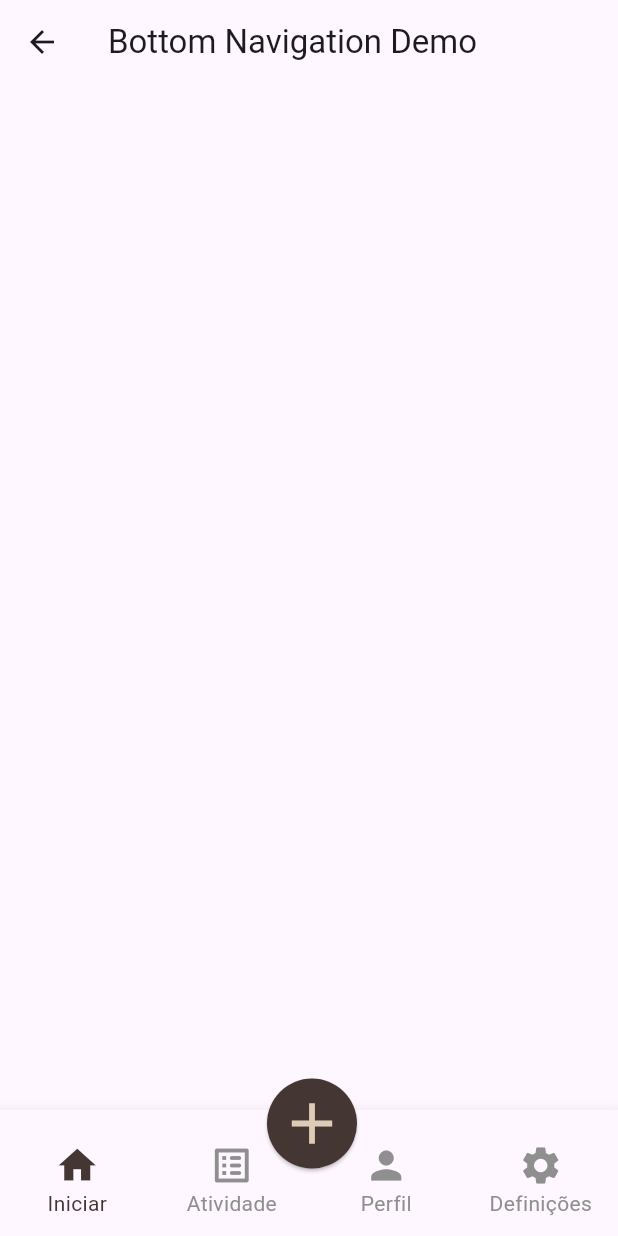
After one commit to ruan-cardozo/task_track_mobile, a Flutter app: the MyHomePage screen opened directly, on a phone screen of 412 x 824 dp. The commit adds this screen. Run offline on Flutter 3.47's test engine with Material 3 defaults, Android fonts, the phone set to English and light mode, and no system bars; our stand-ins replace fluttertoast.

Commit message:
adding new page

```diff
--- /dev/null
+++ b/lib/src/components/Home/bottom_navigation_bar/custom_bottom_navigation_bar.dart
@@ -0,0 +1,78 @@
+import 'package:flutter/cupertino.dart';
+import 'package:flutter/material.dart';
+import 'package:flutter/widgets.dart';
+
+class CustomBottomNavigationBar extends StatelessWidget {
+  final int selectedIndex;
+  final Function(int) onItemTapped;
+
+  CustomBottomNavigationBar(
+      {required this.selectedIndex, required this.onItemTapped});
+
+  @override
+  Widget build(BuildContext context) {
+    return SafeArea(
+      child: Stack(
+        children: [
+          Positioned(
+            height: 94,
+            left: 0,
+            right: 0,
+            bottom: -10,
+            child: BottomNavigationBar(
+              type: BottomNavigationBarType.fixed,
+              items: const <BottomNavigationBarItem>[
+                BottomNavigationBarItem(
+                  icon: Icon(Icons.home),
+                  label: 'Iniciar',
+                ),
+                BottomNavigationBarItem(
+                  icon: Icon(Icons.list_alt_rounded),
+                  label: 'Atividade',
+                ),
+                BottomNavigationBarItem(
+                  icon: Icon(Icons.person),
+                  label: 'Perfil',
+                ),
+                BottomNavigationBarItem(
+                  icon: Icon(Icons.settings),
+                  label: 'Definições',
+                ),
+              ],
+              currentIndex: selectedIndex,
+              selectedItemColor: Color.fromRGBO(67, 54, 51, 100),
+              unselectedItemColor: Color.fromRGBO(143, 143, 143, 100),
+              onTap: onItemTapped,
+              iconSize: 30.0,
+              selectedLabelStyle: TextStyle(fontSize: 14),
+              unselectedLabelStyle: TextStyle(fontSize: 14),
+              showSelectedLabels: true,
+              showUnselectedLabels: true,
+            ),
+          ),
+          Positioned(
+            left: MediaQuery.of(context).size.width / 2 - 30,
+            bottom: 45,
+            child: ElevatedButton(
+              style: ElevatedButton.styleFrom(
+                padding: EdgeInsets.zero,
+                backgroundColor: Color.fromRGBO(67, 54, 51, 100),
+                fixedSize: const Size(60, 60),
+                shape: CircleBorder(),
+              ),
+              onPressed: () {
+                // aqui vai a ação do botão para abrir a tela de tarefas quando for desenvolvida
+              },
+              child: const Center(
+                  child: Icon(
+                Icons.add,
+                size: 46,
+                color: Color.fromRGBO(222, 203, 183, 100),
+              )),
+            ),
+          ),
+        ],
+      ),
+    );
+  }
+}
--- a/lib/src/services/user_service.dart
+++ b/lib/src/services/user_service.dart
@@ -8,9 +8,8 @@ class UserService {
   UserService({required this.baseUrl});
 
   Future<http.Response> register(
-      String name, String email, String password) async {
+    String name, String email, String password) async {
     var urlToPost = '$baseUrl/v2/users';
-    print(urlToPost);
     var result = await http.post(
       Uri.parse(urlToPost),
       headers: {'Content-Type': 'application/json'},
@@ -20,8 +19,7 @@ class UserService {
         'password': password,
       }),
     );
-    print('Response status: ${result.statusCode}');
-    print('Response body: ${result.body}');
+
     return result;
   }
 }
--- /dev/null
+++ b/lib/src/views/home_view.dart
@@ -0,0 +1,33 @@
+import 'package:flutter/material.dart';
+import '../components/Home/bottom_navigation_bar/custom_bottom_navigation_bar.dart';
+
+class MyHomePage extends StatefulWidget {
+  @override
+  _MyHomePageState createState() => _MyHomePageState();
+}
+
+class _MyHomePageState extends State<MyHomePage> {
+  int _selectedIndex = 0;
+
+  void _onItemTapped(int index) {
+    setState(() {
+      _selectedIndex = index;
+    });
+  }
+
+  @override
+  Widget build(BuildContext context) {
+    return Scaffold(
+      appBar: AppBar(
+        title: Text('Bottom Navigation Demo'),
+      ),
+      body: Center(
+        child: Text('Selected Index: $_selectedIndex'),
+      ),
+      bottomNavigationBar: CustomBottomNavigationBar(
+        selectedIndex: _selectedIndex,
+        onItemTapped: _onItemTapped,
+      ),
+    );
+  }
+}
--- a/lib/src/views/register_view.dart
+++ b/lib/src/views/register_view.dart
@@ -1,6 +1,7 @@
 import 'package:flutter/material.dart';
 import 'package:fluttertoast/fluttertoast.dart';
 import 'package:task_track/src/services/user_service.dart';
+import 'package:task_track/src/views/home_view.dart';
 import 'package:task_track/src/views/login_view.dart';
 
 class MyRegisterPage extends StatefulWidget {
@@ -28,16 +29,21 @@ class _MyRegisterPage extends State<MyRegisterPage> {
       Fluttertoast.showToast(
           msg: "Usuário registrado com sucesso.",
           toastLength: Toast.LENGTH_SHORT,
-          gravity: ToastGravity.BOTTOM,
+          gravity: ToastGravity.TOP,
           timeInSecForIosWeb: 3,
           backgroundColor: Colors.green,
           textColor: Colors.white,
           fontSize: 16.0);
+
+      Navigator.push(
+        context,
+        MaterialPageRoute(builder: (context) => MyHomePage()),
+          );
     } else {
       Fluttertoast.showToast(
         msg: "Falha ao registrar usuário.",
         toastLength: Toast.LENGTH_SHORT,
-        gravity: ToastGravity.BOTTOM,
+        gravity: ToastGravity.TOP,
         timeInSecForIosWeb: 3,
         backgroundColor: Colors.red,
         textColor: Colors.white,
```
